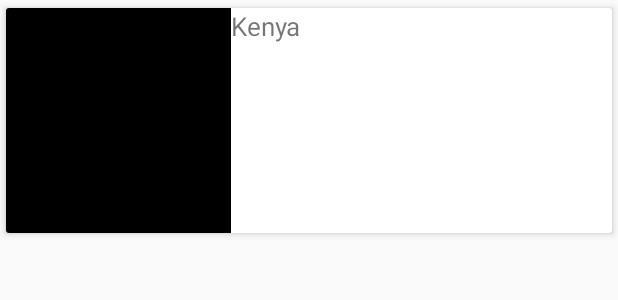
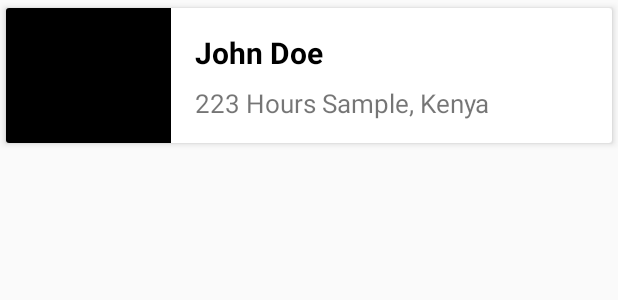
Before and after one commit to Julius26/GADS2020, an Android app: the layout top_skill_iq_layout.xml on its own in the app's theme, with its tools: preview values and no code run, on a phone screen of 412 x 824 dp. Shown: the top 300 px of the screen. Run offline under Robolectric (Android 15) with nearby library versions, the phone set to English and light mode, and no system bars.

Commit message:
fix: solve Skill IQ Leaders display error

```diff
--- a/app/src/main/java/com/vesencom/gadsphaseii/adapters/SectionsPagerAdapter.kt
+++ b/app/src/main/java/com/vesencom/gadsphaseii/adapters/SectionsPagerAdapter.kt
@@ -7,9 +7,9 @@ import com.vesencom.gadsphaseii.ui.fragments.IQFragment
 import com.vesencom.gadsphaseii.ui.fragments.TopLearners
 
 
-class MainPagerAdapter(fragmentManager: FragmentManager):
+class SectionsPagerAdapter(fragmentManager: FragmentManager):
     FragmentPagerAdapter(fragmentManager, BEHAVIOR_RESUME_ONLY_CURRENT_FRAGMENT){
-    private val fragments = listOf(TopFragment(), IQFragment())
+    private val fragments = listOf(TopLearners(), IQFragment())
     private val titles = listOf("Learning Leaders", "Skill IQ Leaders")
     override fun getCount(): Int = fragments.size
 
--- a/app/src/main/res/layout/fragment_i_q.xml
+++ b/app/src/main/res/layout/fragment_i_q.xml
@@ -21,7 +21,11 @@
             android:layout_width="match_parent"
             android:layout_height="wrap_content"/>
 
-
+        <androidx.recyclerview.widget.RecyclerView
+            android:id="@+id/recyclerViewSkillIq"
+            tools:listitem="@layout/top_learners_layout"
+            android:layout_width="match_parent"
+            android:layout_height="match_parent"/>
     </androidx.constraintlayout.widget.ConstraintLayout>
 
 </androidx.swiperefreshlayout.widget.SwipeRefreshLayout>
--- a/app/src/main/res/layout/top_skill_iq_layout.xml
+++ b/app/src/main/res/layout/top_skill_iq_layout.xml
@@ -15,8 +15,8 @@
         <ImageView
             android:id="@+id/imgViewTopBadgeIQ"
             android:layout_gravity="center"
-            android:layout_width="150dp"
-            android:layout_height="150dp"
+            android:layout_width="110dp"
+            android:layout_height="90dp"
             android:scaleType="centerCrop"
             app:layout_constraintStart_toStartOf="parent"
             android:background="@drawable/main_background"
@@ -26,26 +26,30 @@
 
         <TextView
             android:id="@+id/tvNameSkillIq"
-            android:layout_width="wrap_content"
+            android:layout_width="0dp"
             android:layout_height="wrap_content"
             android:textSize="20sp"
             android:text="@string/john_doe"
             android:textStyle="bold"
             android:textColor="@color/black"
             app:layout_constraintTop_toTopOf="parent"
-            app:layout_constraintStart_toEndOf="@id/imgViewTopBadge"
-            android:layout_margin="20dp"
+            app:layout_constraintStart_toEndOf="@id/imgViewTopBadgeIQ"
+            app:layout_constraintEnd_toEndOf="parent"
+            android:layout_margin="16dp"
             />
 
         <TextView
             android:id="@+id/tvSkillIqCountry"
             android:layout_width="wrap_content"
             android:layout_height="wrap_content"
+            android:layout_marginStart="16dp"
+            android:layout_marginTop="8dp"
             android:text="@string/_223_hours_sample_kenya"
             android:textSize="17sp"
-            app:layout_constraintTop_toBottomOf="@+id/tvName"
-            app:layout_constraintStart_toEndOf="@id/imgViewTopBadge"
-            android:layout_margin="20dp"/>
+            app:layout_constraintEnd_toEndOf="@id/tvNameSkillIq"
+            app:layout_constraintHorizontal_bias="0.0"
+            app:layout_constraintStart_toEndOf="@id/imgViewTopBadgeIQ"
+            app:layout_constraintTop_toBottomOf="@id/tvNameSkillIq" />
 
     </androidx.constraintlayout.widget.ConstraintLayout>
 
```
Also changed, not shown: app/src/main/java/com/vesencom/gadsphaseii/ui/activities/MainActivity.kt (+5 -7 lines), app/src/main/java/com/vesencom/gadsphaseii/ui/fragments/IQFragment.kt (+5 -11 lines).
